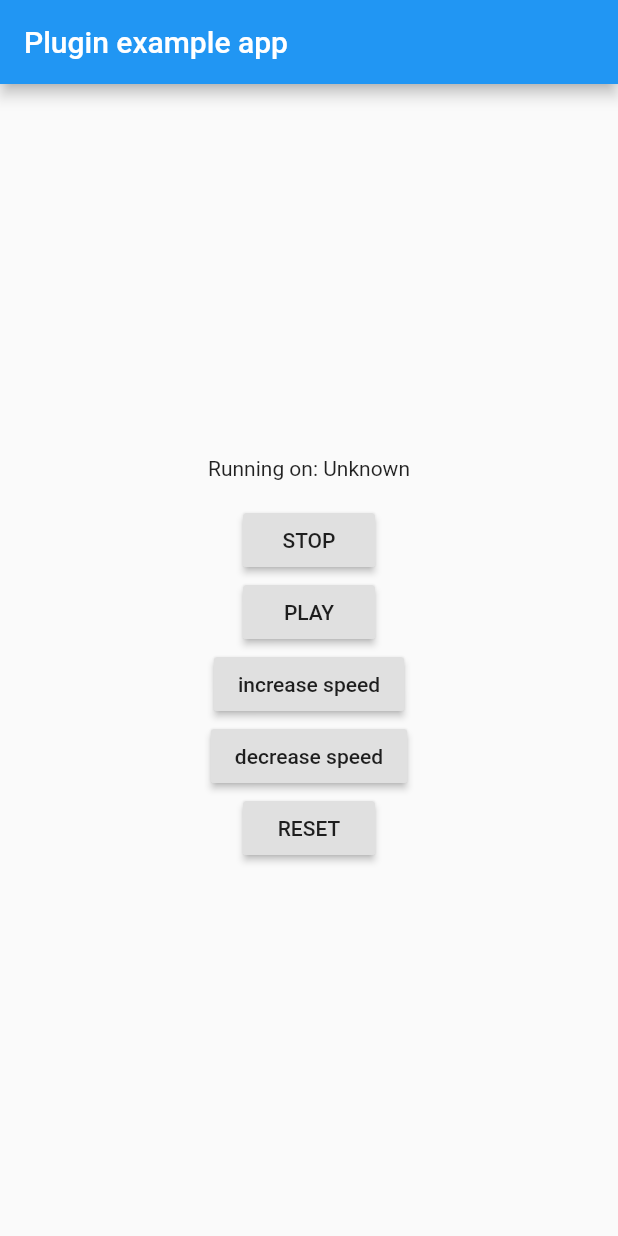
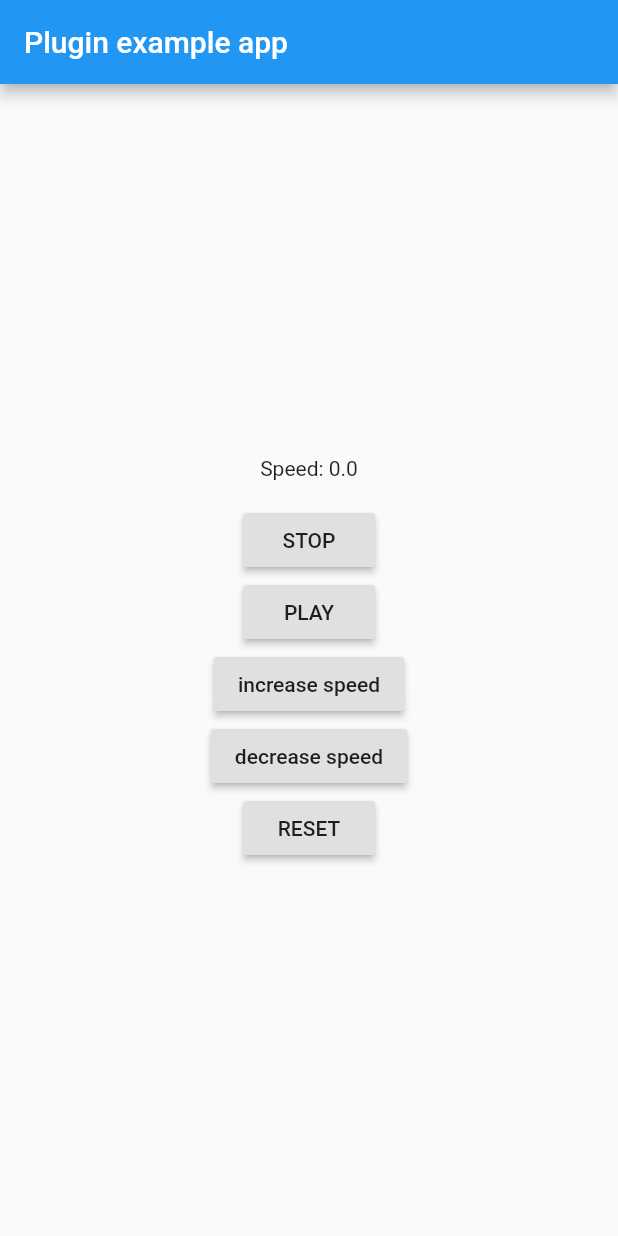
Before and after one commit to flightcom/flutter_variosound, a Flutter app: the screen it shows after launch, on a phone screen of 412 x 824 dp. Run offline on Flutter 3.47's test engine with Material 2 defaults, Android fonts, the phone set to English and light mode, and no system bars.

Commit message:
Updated example

```diff
--- a/example/lib/main.dart
+++ b/example/lib/main.dart
@@ -55,7 +55,8 @@ class _MyAppState extends State<MyApp> {
           child: Column(
 						mainAxisAlignment: MainAxisAlignment.center,
 						children: [
-							Text('Running on: $_platformVersion\n'),
+
+							Text('Speed: $_speed\n'),
 							RaisedButton(
 								onPressed: () => Variosound.stop(),
 								child: Text('STOP'),
```
